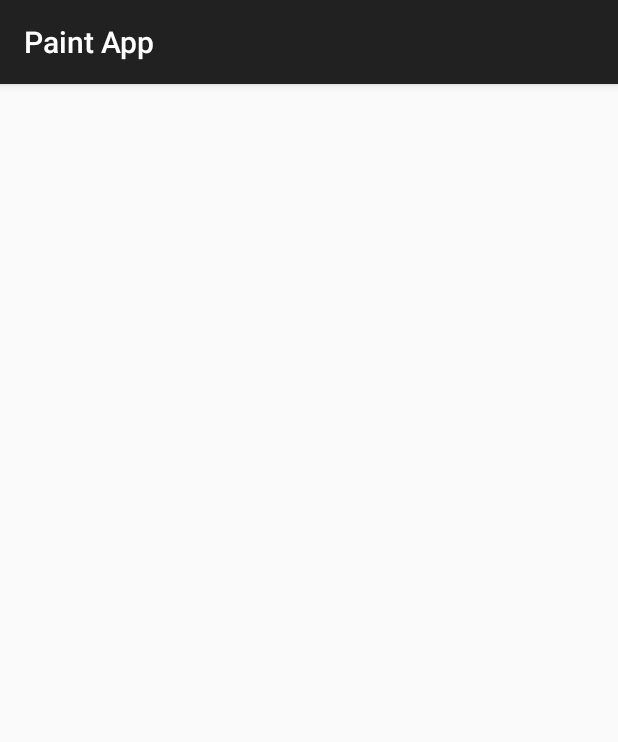
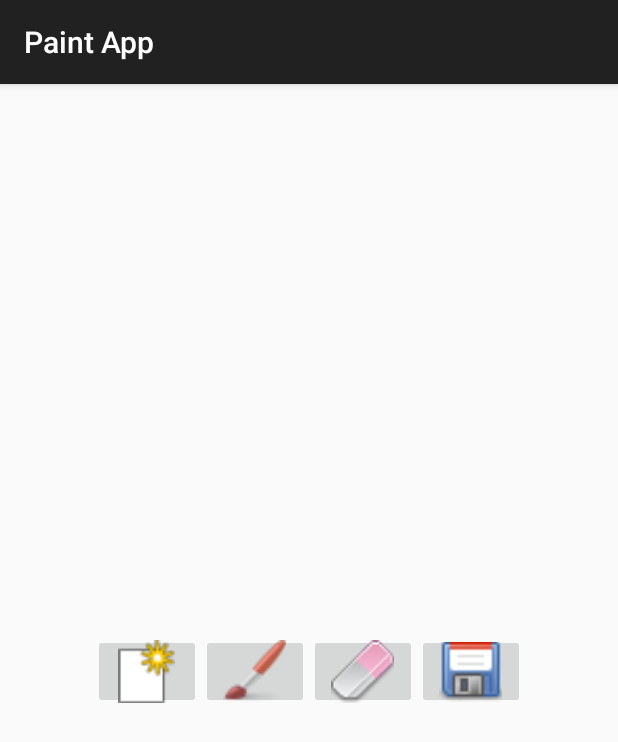
Before and after one commit to priyankvex/Paint-App-Android, an Android app: the screen it shows after launch (MainActivity), on a phone screen of 412 x 824 dp. Shown: the top 742 px of the screen. Run offline under Robolectric (Android 15) with nearby library versions, the phone set to English and light mode, and no system bars.

Commit message:
Add top image buttons to the layout.

```diff
--- a/app/src/main/res/layout/activity_main.xml
+++ b/app/src/main/res/layout/activity_main.xml
@@ -1,17 +1,48 @@
 <LinearLayout xmlns:android="http://schemas.android.com/apk/res/android"
-    xmlns:tools="http://schemas.android.com/tools" android:layout_width="match_parent"
-    android:layout_height="match_parent" android:paddingLeft="@dimen/activity_horizontal_margin"
-    android:paddingRight="@dimen/activity_horizontal_margin"
+    xmlns:tools="http://schemas.android.com/tools"
+    android:layout_width="match_parent"
+    android:layout_height="match_parent"
+    tools:context=".MainActivity"
+    android:gravity="center"
     android:paddingTop="@dimen/activity_vertical_margin"
-    android:paddingBottom="@dimen/activity_vertical_margin" tools:context=".MainActivity">
+    >
 
     <LinearLayout
         android:layout_width="wrap_content"
         android:layout_height="50dp"
-        android:layout_gravity="center"
-        android:orientation="horizontal" >
+        android:orientation="horizontal"
+        >
 
+        <ImageButton
+            android:id="@+id/new_btn"
+            android:layout_width="wrap_content"
+            android:layout_height="fill_parent"
+            android:contentDescription="@string/start_new"
+            android:src="@drawable/new_pic" />
+
+        <ImageButton
+            android:id="@+id/draw_btn"
+            android:layout_width="wrap_content"
+            android:layout_height="fill_parent"
+            android:contentDescription="@string/brush"
+            android:src="@drawable/brush" />
+
+        <ImageButton
+            android:id="@+id/erase_btn"
+            android:layout_width="wrap_content"
+            android:layout_height="fill_parent"
+            android:contentDescription="@string/erase"
+            android:src="@drawable/eraser" />
+
+        <ImageButton
+            android:id="@+id/save_btn"
+            android:layout_width="wrap_content"
+            android:layout_height="fill_parent"
+            android:contentDescription="@string/save"
+            android:src="@drawable/save" />
 
     </LinearLayout>
 
+
+
 </LinearLayout>
```
